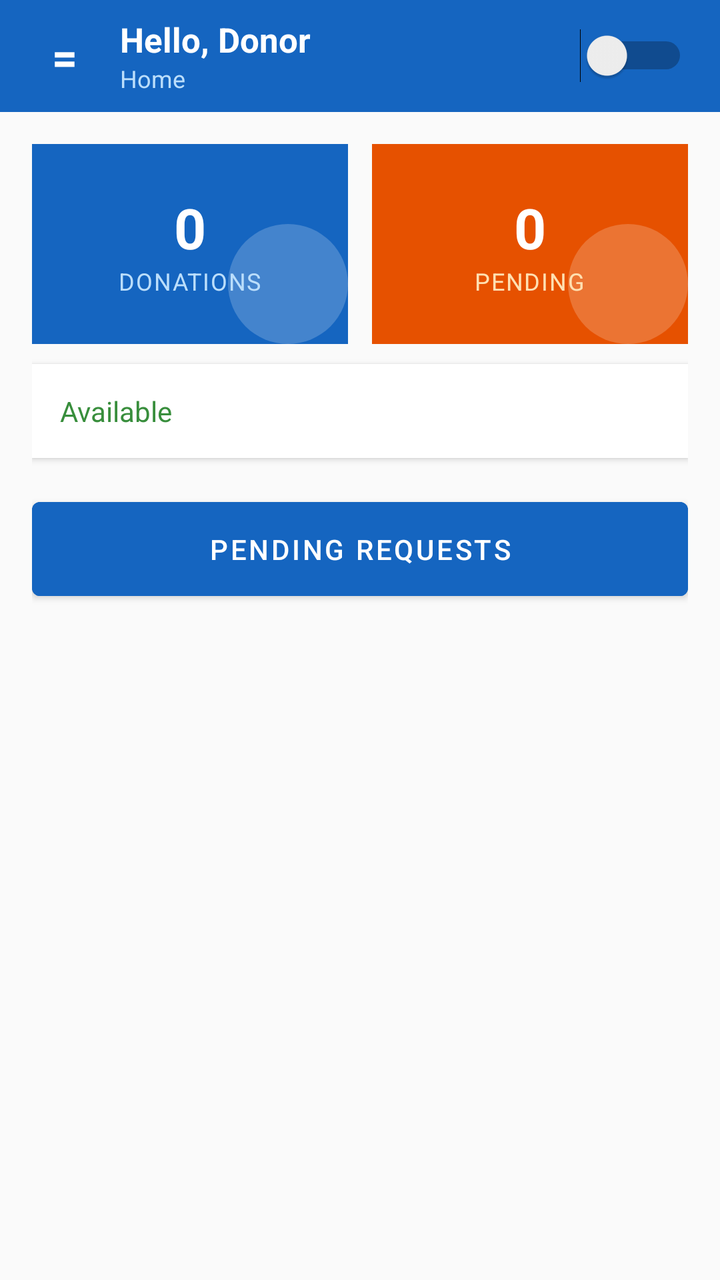
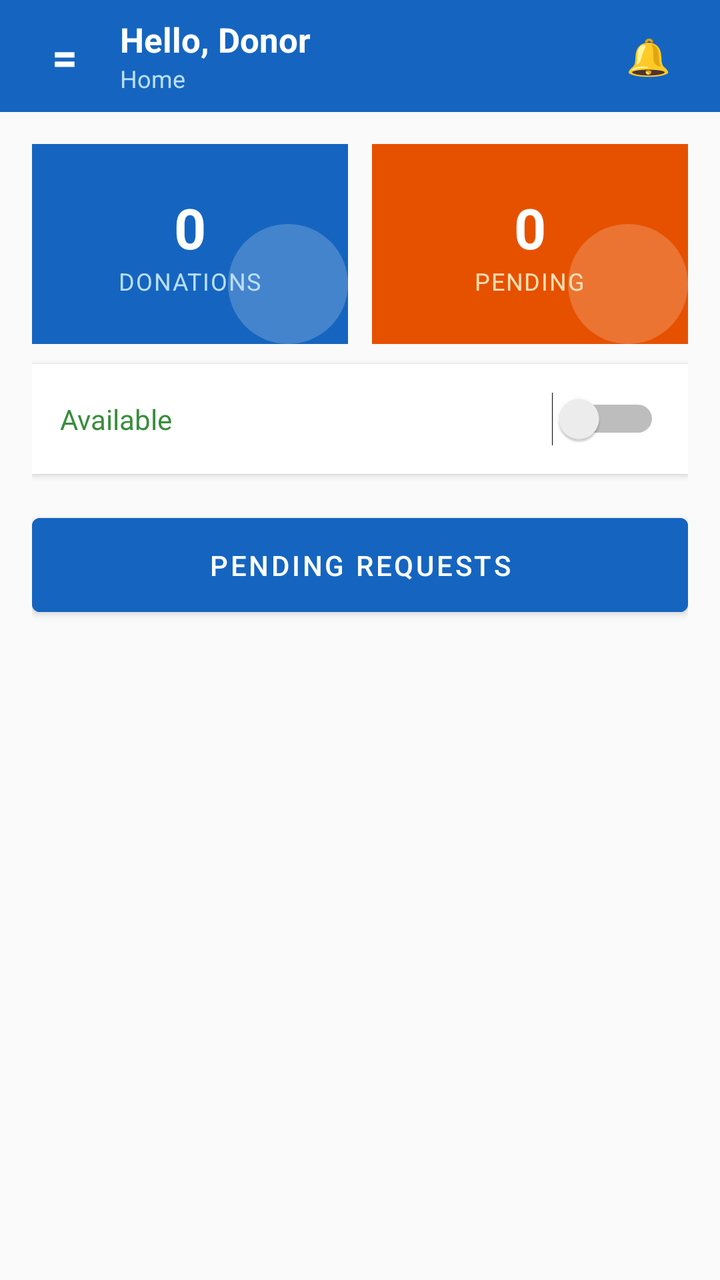

An Android layout rendered at two revisions. The XML below is the earlier revision; the diff shows what the commit changed to produce the second picture.
<!-- AndroidManifest.xml: application theme Theme.MaterialComponents.Light.NoActionBar -->
<!-- res/layout/activity_donor_home.xml -->
<?xml version="1.0" encoding="utf-8"?>
<androidx.drawerlayout.widget.DrawerLayout
    xmlns:android="http://schemas.android.com/apk/res/android"
    android:id="@+id/drawerLayout"
    android:layout_width="match_parent"
    android:layout_height="match_parent">

    <LinearLayout
        android:layout_width="match_parent"
        android:layout_height="match_parent"
        android:orientation="vertical"
        android:background="#FAFAFA">

        
        <LinearLayout
            android:layout_width="match_parent"
            android:layout_height="56dp"
            android:background="#1565C0"
            android:paddingStart="8dp"
            android:paddingEnd="16dp"
            android:gravity="center_vertical"
            android:orientation="horizontal">

            <Button
                android:id="@+id/btnMenu"
                android:layout_width="48dp"
                android:layout_height="48dp"
                android:text="="
                android:textSize="22sp"
                android:textStyle="bold"
                android:background="@android:color/transparent"
                android:textColor="#FFFFFF"
                android:padding="0dp"/>

            <LinearLayout
                android:layout_width="0dp"
                android:layout_height="wrap_content"
                android:layout_weight="1"
                android:orientation="vertical"
                android:layout_marginStart="4dp">
                <TextView
                    android:id="@+id/tvDonorName"
                    android:layout_width="wrap_content" android:layout_height="wrap_content"
                    android:text="Hello, Donor"
                    android:textColor="#FFFFFF" android:textSize="17sp" android:textStyle="bold"/>
                <TextView
                    android:id="@+id/tvSectionTitle"
                    android:layout_width="wrap_content" android:layout_height="wrap_content"
                    android:text="Home"
                    android:textColor="#BBDEFB" android:textSize="12sp"/>
            </LinearLayout>

            <Switch
                android:id="@+id/switchAvailability"
                android:layout_width="wrap_content"
                android:layout_height="wrap_content"/>
        </LinearLayout>

        <ScrollView
            android:layout_width="match_parent"
            android:layout_height="match_parent">

            <LinearLayout
                android:layout_width="match_parent"
                android:layout_height="wrap_content"
                android:orientation="vertical"
                android:padding="16dp">

                
                <LinearLayout
                    android:id="@+id/layoutDashboard"
                    android:layout_width="match_parent"
                    android:layout_height="wrap_content"
                    android:orientation="vertical">

                    <LinearLayout
                        android:layout_width="match_parent"
                        android:layout_height="wrap_content"
                        android:orientation="horizontal"
                        android:layout_marginBottom="10dp">

                        <FrameLayout android:id="@+id/cardStatDonations"
                            android:layout_width="0dp" android:layout_height="100dp"
                            android:layout_weight="1"
                            android:background="#1565C0"
                            android:layout_marginEnd="6dp"
                            android:clickable="true"
                            android:focusable="true"
                            android:foreground="?attr/selectableItemBackground">
                            <View android:layout_width="60dp" android:layout_height="60dp"
                                android:background="@drawable/stat_circle"
                                android:layout_gravity="bottom|end"
                                android:layout_margin="-20dp"/>
                            <LinearLayout
                                android:layout_width="match_parent"
                                android:layout_height="match_parent"
                                android:orientation="vertical"
                                android:gravity="center">
                                <TextView android:id="@+id/tvStatDonations"
                                    android:layout_width="wrap_content" android:layout_height="wrap_content"
                                    android:text="0" android:textColor="#FFFFFF"
                                    android:textSize="28sp" android:textStyle="bold"/>
                                <TextView android:layout_width="wrap_content" android:layout_height="wrap_content"
                                    android:text="Donations" android:textColor="#BBDEFB" android:textSize="12sp"
                                    android:textAllCaps="true" android:letterSpacing="0.05"/>
                            </LinearLayout>
                        </FrameLayout>

                        <FrameLayout android:id="@+id/cardStatPending"
                            android:layout_width="0dp" android:layout_height="100dp"
                            android:layout_weight="1"
                            android:background="#E65100"
                            android:layout_marginStart="6dp"
                            android:clickable="true"
                            android:focusable="true"
                            android:foreground="?attr/selectableItemBackground">
                            <View android:layout_width="60dp" android:layout_height="60dp"
                                android:background="@drawable/stat_circle"
                                android:layout_gravity="bottom|end"
                                android:layout_margin="-20dp"/>
                            <LinearLayout
                                android:layout_width="match_parent"
                                android:layout_height="match_parent"
                                android:orientation="vertical"
                                android:gravity="center">
                                <TextView android:id="@+id/tvStatPendingReqs"
                                    android:layout_width="wrap_content" android:layout_height="wrap_content"
                                    android:text="0" android:textColor="#FFFFFF"
                                    android:textSize="28sp" android:textStyle="bold"/>
                                <TextView android:layout_width="wrap_content" android:layout_height="wrap_content"
                                    android:text="Pending" android:textColor="#FFE0B2" android:textSize="12sp"
                                    android:textAllCaps="true" android:letterSpacing="0.05"/>
                            </LinearLayout>
                        </FrameLayout>
                    </LinearLayout>

                    <LinearLayout
                        android:layout_width="match_parent"
                        android:layout_height="wrap_content"
                        android:background="#FFFFFF"
                        android:padding="14dp"
                        android:layout_marginBottom="16dp"
                        android:elevation="2dp">
                        <TextView android:id="@+id/tvStatusBadge"
                            android:layout_width="wrap_content" android:layout_height="wrap_content"
                            android:text="Available" android:textSize="14sp" android:textColor="#388E3C"/>
                    </LinearLayout>

                    <Button android:id="@+id/btnPendingRequests"
                        android:layout_width="match_parent" android:layout_height="wrap_content"
                        android:text="Pending Requests"
                        android:backgroundTint="#1565C0" android:textColor="#FFFFFF"
                        android:padding="14dp"/>
                </LinearLayout>

                
                <LinearLayout
                    android:id="@+id/layoutRequests"
                    android:layout_width="match_parent"
                    android:layout_height="wrap_content"
                    android:orientation="vertical"
                    android:visibility="gone">

                    <LinearLayout
                        android:id="@+id/listContainer"
                        android:layout_width="match_parent" android:layout_height="wrap_content"
                        android:orientation="vertical"/>

                    <Button android:id="@+id/btnBackFromRequests"
                        android:layout_width="match_parent" android:layout_height="wrap_content"
                        android:text="Back to Dashboard"
                        android:backgroundTint="#757575" android:textColor="#FFFFFF"
                        android:layout_marginTop="12dp"/>
                </LinearLayout>

                
                <LinearLayout
                    android:id="@+id/layoutResult"
                    android:layout_width="match_parent"
                    android:layout_height="wrap_content"
                    android:orientation="vertical"
                    android:visibility="gone">

                    <TextView android:id="@+id/txtResult"
                        android:layout_width="match_parent" android:layout_height="wrap_content"
                        android:textSize="14sp" android:background="#FFFFFF"
                        android:padding="16dp" android:elevation="2dp"/>

                    <Button android:id="@+id/btnBackFromResult"
                        android:layout_width="match_parent" android:layout_height="wrap_content"
                        android:text="Back to Dashboard"
                        android:backgroundTint="#757575" android:textColor="#FFFFFF"
                        android:layout_marginTop="8dp"/>
                </LinearLayout>

            </LinearLayout>
        </ScrollView>
    </LinearLayout>

    
    <LinearLayout
        android:id="@+id/navDrawer"
        android:layout_width="260dp"
        android:layout_height="match_parent"
        android:layout_gravity="start"
        android:orientation="vertical"
        android:background="#FFFFFF"
        android:elevation="8dp">

        <LinearLayout
            android:layout_width="match_parent" android:layout_height="wrap_content"
            android:background="#1565C0" android:padding="20dp" android:orientation="vertical">
            <TextView android:id="@+id/tvDrawerDonorName"
                android:layout_width="wrap_content" android:layout_height="wrap_content"
                android:text="Donor"
                android:textColor="#FFFFFF" android:textSize="15sp" android:textStyle="bold"/>
        </LinearLayout>

        <Button android:id="@+id/navDashboard"
            style="@style/DrawerItemStyle" android:text="Home"/>
        <Button android:id="@+id/btnPendingRequestsNav"
            style="@style/DrawerItemStyle" android:text="Pending Requests"/>
        <Button android:id="@+id/btnDonationHistory"
            style="@style/DrawerItemStyle" android:text="Donation History"/>
        <Button android:id="@+id/btnProfile"
            style="@style/DrawerItemStyle" android:text="Profile"/>
        <Button android:id="@+id/btnNotifications"
            style="@style/DrawerItemStyle" android:text="Notifications"/>

        <View android:layout_width="match_parent" android:layout_height="1dp"
            android:background="#E0E0E0" android:layout_marginVertical="4dp"/>

        <Button android:id="@+id/btnLogout"
            style="@style/DrawerItemStyle" android:text="Logout" android:textColor="#C62828"/>
    </LinearLayout>

</androidx.drawerlayout.widget.DrawerLayout>
<!-- resources referenced by this layout -->
<resources>
  <!-- drawable stat_circle (drawable) -->
  <?xml version="1.0" encoding="utf-8"?>
  <shape xmlns:android="http://schemas.android.com/apk/res/android"
      android:shape="oval">
      <solid android:color="#33FFFFFF" />
  </shape>
  <style name="DrawerItemStyle">
          <item name="android:layout_width">match_parent</item>
          <item name="android:layout_height">wrap_content</item>
          <item name="android:gravity">start|center_vertical</item>
          <item name="android:background">?android:attr/selectableItemBackground</item>
          <item name="android:textColor">#212121</item>
          <item name="android:textSize">14sp</item>
          <item name="android:padding">16dp</item>
          <item name="android:textAllCaps">false</item>
      </style>
</resources>

<!-- the commit's change to res/layout/activity_donor_home.xml (unified diff, before → after) -->
@@ -50,10 +50,17 @@
                     android:textColor="#BBDEFB" android:textSize="12sp"/>
             </LinearLayout>
 
-            <Switch
-                android:id="@+id/switchAvailability"
+            <Button
+                android:id="@+id/tvNotifBadge"
                 android:layout_width="wrap_content"
-                android:layout_height="wrap_content"/>
+                android:layout_height="wrap_content"
+                android:text="🔔"
+                android:textColor="#FFFFFF"
+                android:background="@android:color/transparent"
+                android:textSize="18sp"
+                android:minWidth="0dp"
+                android:minHeight="0dp"
+                android:padding="8dp"/>
         </LinearLayout>
 
         <ScrollView
@@ -140,10 +147,17 @@
                         android:background="#FFFFFF"
                         android:padding="14dp"
                         android:layout_marginBottom="16dp"
-                        android:elevation="2dp">
+                        android:elevation="2dp"
+                        android:orientation="horizontal"
+                        android:gravity="center_vertical">
                         <TextView android:id="@+id/tvStatusBadge"
-                            android:layout_width="wrap_content" android:layout_height="wrap_content"
+                            android:layout_width="0dp" android:layout_height="wrap_content"
+                            android:layout_weight="1"
                             android:text="Available" android:textSize="14sp" android:textColor="#388E3C"/>
+                        <Switch
+                            android:id="@+id/switchAvailability"
+                            android:layout_width="wrap_content"
+                            android:layout_height="wrap_content"/>
                     </LinearLayout>
 
                     <Button android:id="@+id/btnPendingRequests"
@@ -151,26 +165,6 @@
                         android:text="Pending Requests"
                         android:backgroundTint="#1565C0" android:textColor="#FFFFFF"
                         android:padding="14dp"/>
-                </LinearLayout>
-
-                
-                <LinearLayout
-                    android:id="@+id/layoutRequests"
-                    android:layout_width="match_parent"
-                    android:layout_height="wrap_content"
-                    android:orientation="vertical"
-                    android:visibility="gone">
-
-                    <LinearLayout
-                        android:id="@+id/listContainer"
-                        android:layout_width="match_parent" android:layout_height="wrap_content"
-                        android:orientation="vertical"/>
-
-                    <Button android:id="@+id/btnBackFromRequests"
-                        android:layout_width="match_parent" android:layout_height="wrap_content"
-                        android:text="Back to Dashboard"
-                        android:backgroundTint="#757575" android:textColor="#FFFFFF"
-                        android:layout_marginTop="12dp"/>
                 </LinearLayout>
 
                 
@@ -183,14 +177,21 @@
 
                     <TextView android:id="@+id/txtResult"
                         android:layout_width="match_parent" android:layout_height="wrap_content"
-                        android:textSize="14sp" android:background="#FFFFFF"
-                        android:padding="16dp" android:elevation="2dp"/>
+                        android:textSize="15sp" android:textStyle="bold"
+                        android:background="#FFFFFF"
+                        android:padding="16dp" android:elevation="2dp"
+                        android:layout_marginBottom="12dp"/>
+
+                    <LinearLayout
+                        android:id="@+id/listContainer"
+                        android:layout_width="match_parent" android:layout_height="wrap_content"
+                        android:orientation="vertical"/>
 
                     <Button android:id="@+id/btnBackFromResult"
                         android:layout_width="match_parent" android:layout_height="wrap_content"
                         android:text="Back to Dashboard"
                         android:backgroundTint="#757575" android:textColor="#FFFFFF"
-                        android:layout_marginTop="8dp"/>
+                        android:layout_marginTop="16dp"/>
                 </LinearLayout>
 
             </LinearLayout>
